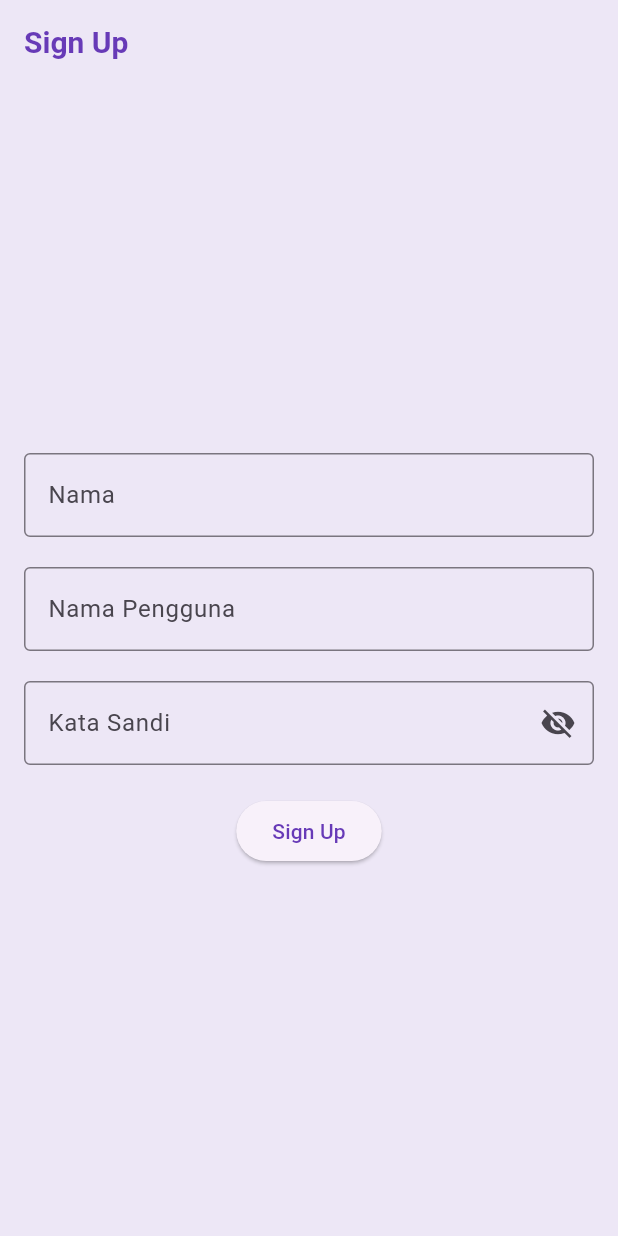
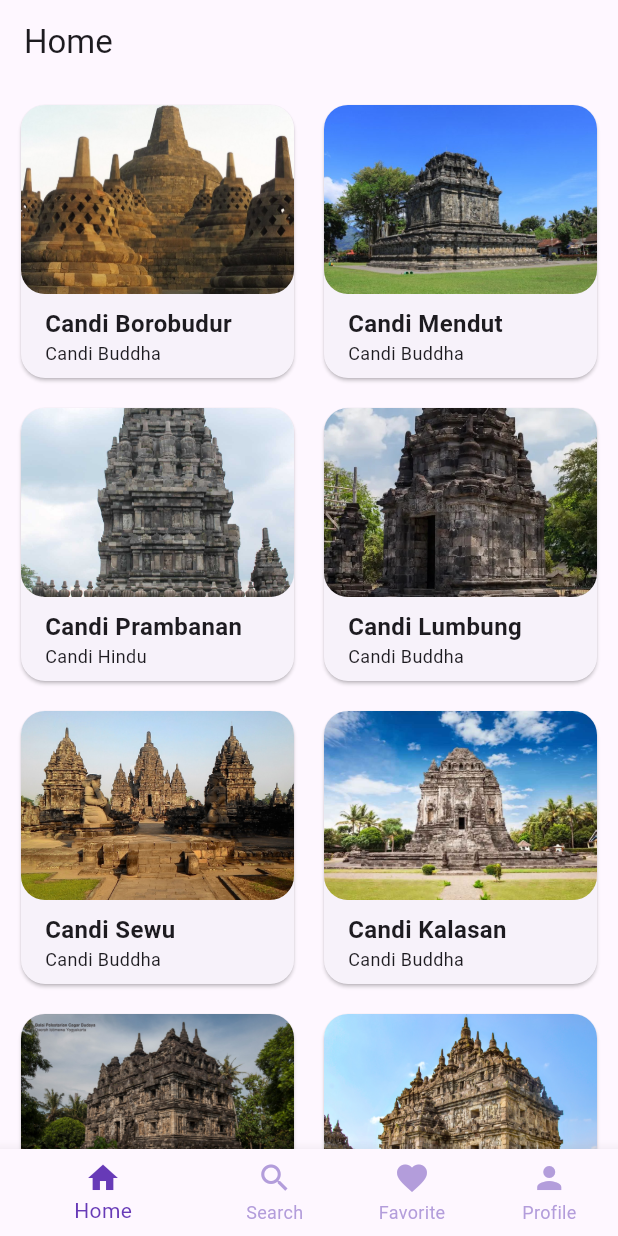
Before and after one commit to 2024-2025-Gasal-PABI-SI5B/project-wisata-candi-si5b-davianella, a Flutter app: the screen it shows after launch, on a phone screen of 412 x 824 dp. Run offline on Flutter 3.47's test engine with Material 3 defaults, Android fonts, the phone set to English and light mode, and no system bars; our stand-ins replace cached_network_image.

Commit message:
navbar+home

```diff
--- a/candi/lib/main.dart
+++ b/candi/lib/main.dart
@@ -1,9 +1,5 @@
-import 'package:candi/screens/profile_screen.dart';
 import 'package:flutter/material.dart';
-import 'package:candi/screens/detail_screen.dart';
-import 'package:candi/data/candi_data.dart';
-import 'package:candi/screens/signin_screen.dart';
-import 'package:candi/screens/signup_screen.dart';
+import 'package:candi/screens/main_screen.dart';
 
 void main() {
   runApp(const MainApp());
@@ -14,24 +10,6 @@ class MainApp extends StatelessWidget {
 
   @override
   Widget build(BuildContext context) {
-    return MaterialApp(
-      title: 'Wisata Candi',
-      theme: ThemeData(
-        appBarTheme: const AppBarTheme(
-          iconTheme: IconThemeData(color: Colors.deepPurple),
-          titleTextStyle: TextStyle(
-            color: Colors.deepPurple,
-            fontSize: 20,
-            fontWeight: FontWeight.bold,
-          ),
-        ),
-        colorScheme: ColorScheme.fromSeed(seedColor: Colors.deepPurple).copyWith(
-          primary: Colors.deepPurple,
-          surface: Colors.deepPurple[50],
-        ),
-        useMaterial3: true,
-      ),
-      home: SignUpScreen(),
-    );
+    return const MaterialApp(home: MainScreen());
   }
 }
--- /dev/null
+++ b/candi/lib/screens/favorite_screen.dart
@@ -0,0 +1,18 @@
+import 'package:flutter/material.dart';
+
+class FavoriteScreen extends StatelessWidget {
+  const FavoriteScreen({super.key});
+
+  @override
+  Widget build(BuildContext context) {
+    return Scaffold(
+      appBar: AppBar(
+        title: const Text('Favorite'),
+      ),
+      body: const Padding(
+        padding: EdgeInsets.all(16.0),
+        child: Text('Ini adalah halaman favorite'),
+      ),
+    );
+  }
+}
--- /dev/null
+++ b/candi/lib/screens/home_screen.dart
@@ -0,0 +1,71 @@
+import 'package:flutter/material.dart';
+import 'package:candi/data/candi_data.dart';
+import 'package:candi/models/candi.dart';
+
+class HomeScreen extends StatelessWidget {
+  const HomeScreen({super.key});
+
+  @override
+  Widget build(BuildContext context) {
+    return Scaffold(
+        appBar: AppBar(
+          title: const Text('Home'),
+        ),
+        body: SingleChildScrollView(
+          child: Column(
+            children: [
+              GridView.builder(
+                shrinkWrap: true,
+                gridDelegate: const SliverGridDelegateWithFixedCrossAxisCount(
+                    crossAxisCount: 2, crossAxisSpacing: 8, mainAxisSpacing: 8),
+                padding: const EdgeInsets.all(8),
+                itemCount: candiList.length,
+                itemBuilder: (context, index) {
+                  Candi candi = candiList[index];
+
+                  //Tampilan untuk 1 Grid
+                  return Card(
+                    shape: RoundedRectangleBorder(
+                        borderRadius: BorderRadius.circular(16)),
+                    margin: const EdgeInsets.all(6),
+                    elevation: 1,
+                    child: Column(
+                      crossAxisAlignment: CrossAxisAlignment.stretch,
+                      children: [
+                        //Gambar Candi
+                        Expanded(
+                          child: ClipRRect(
+                            borderRadius: BorderRadius.circular(16),
+                            child: Image.asset(
+                              candi.imageAsset,
+                              fit: BoxFit.cover,
+                            ),
+                          ),
+                        ),
+                        //Nama Candi
+                        Padding(
+                          padding: const EdgeInsets.only(left: 16, top: 8),
+                          child: Text(
+                            candi.name,
+                            style: const TextStyle(
+                                fontSize: 16, fontWeight: FontWeight.bold),
+                          ),
+                        ),
+                        //Tipe Candi
+                        Padding(
+                          padding: const EdgeInsets.only(left: 16, bottom: 8),
+                          child: Text(
+                            candi.type,
+                            style: const TextStyle(fontSize: 12),
+                          ),
+                        )
+                      ],
+                    ),
+                  );
+                },
+              )
+            ],
+          ),
+        ));
+  }
+}
--- /dev/null
+++ b/candi/lib/screens/main_screen.dart
@@ -0,0 +1,55 @@
+import 'package:flutter/material.dart';
+import 'package:candi/screens/favorite_screen.dart';
+import 'package:candi/screens/home_screen.dart';
+import 'package:candi/screens/profile_screen.dart';
+import 'package:candi/screens/search_screen.dart';
+
+class MainScreen extends StatefulWidget {
+  const MainScreen({super.key});
+
+  @override
+  State<MainScreen> createState() => _MainScreenState();
+}
+
+class _MainScreenState extends State<MainScreen> {
+  int _selectedIndex = 0;
+
+  static const List<Widget> _screenOptions = <Widget>[
+    HomeScreen(),
+    SearchScreen(),
+    FavoriteScreen(),
+    ProfileScreen()
+  ];
+
+  void _onItemTapped(int index) {
+    setState(() {
+      _selectedIndex = index;
+    });
+  }
+
+  @override
+  Widget build(BuildContext context) {
+    return Scaffold(
+      body: _screenOptions.elementAt(_selectedIndex),
+      bottomNavigationBar: BottomNavigationBar(
+        items: const <BottomNavigationBarItem>[
+          //item pertama
+          BottomNavigationBarItem(icon: Icon(Icons.home), label: 'Home'),
+          //item kedua
+          BottomNavigationBarItem(icon: Icon(Icons.search), label: 'Search'),
+          //item ketiga
+          BottomNavigationBarItem(
+              icon: Icon(Icons.favorite), label: 'Favorite'),
+          //item keempat
+          BottomNavigationBarItem(icon: Icon(Icons.person), label: 'Profile'),
+        ],
+        currentIndex: _selectedIndex,
+        onTap: _onItemTapped,
+        showSelectedLabels: true,
+        showUnselectedLabels: true,
+        selectedItemColor: Colors.deepPurple,
+        unselectedItemColor: Colors.deepPurple.shade200,
+      ),
+    );
+  }
+}
--- /dev/null
+++ b/candi/lib/screens/search_screen.dart
@@ -0,0 +1,18 @@
+import 'package:flutter/material.dart';
+
+class SearchScreen extends StatelessWidget {
+  const SearchScreen({super.key});
+
+  @override
+  Widget build(BuildContext context) {
+    return Scaffold(
+      appBar: AppBar(
+        title: const Text('Search'),
+      ),
+      body: const Padding(
+        padding: EdgeInsets.all(16.0),
+        child: Text('Ini adalah halaman search'),
+      ),
+    );
+  }
+}
```
